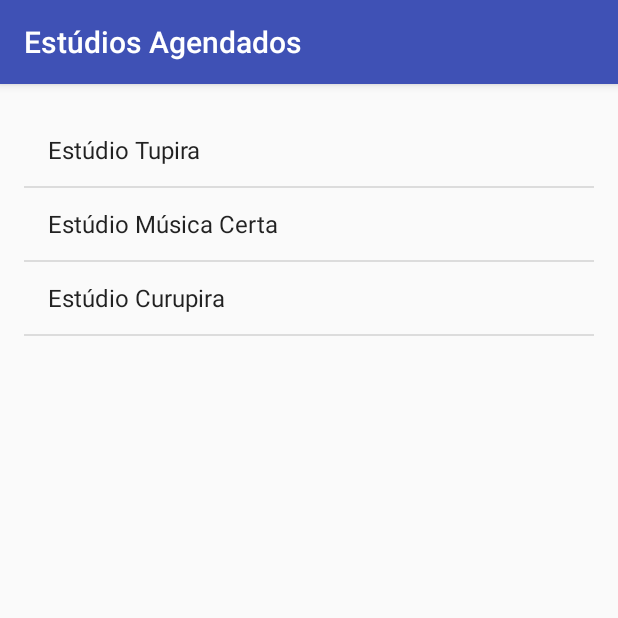
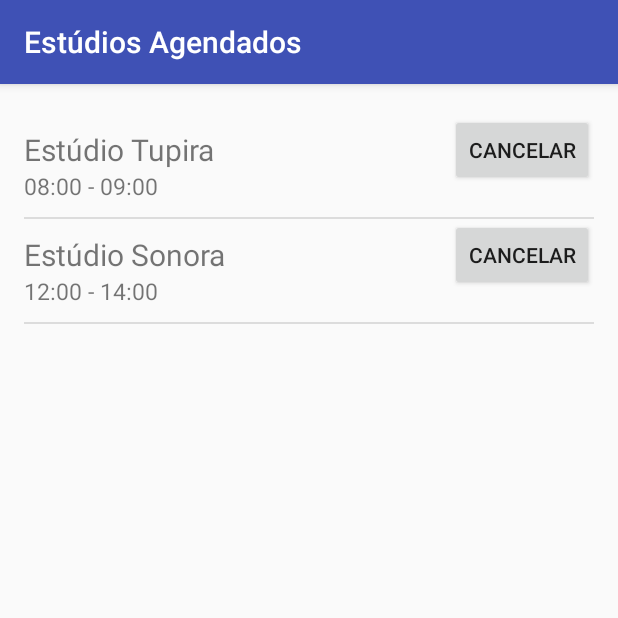
Before and after one commit to liviafonseca/CacaEstudio3, an Android app: the screen it shows after launch (AgendadosActivity), in the side drawer, after a tap on "Estúdios Agendados", on a phone screen of 412 x 824 dp, the top half of it. Run offline under Robolectric (Android 15) with nearby library versions, the phone set to English and light mode, and no system bars.

Commit message:
aprimorando a lista de agendados

```diff
--- a/app/src/main/java/br/com/pos/cacaestudio/AgendadosActivity.java
+++ b/app/src/main/java/br/com/pos/cacaestudio/AgendadosActivity.java
@@ -10,6 +10,13 @@ import android.widget.Button;
 import android.widget.ListView;
 import android.widget.Toast;
 
+import java.util.ArrayList;
+import java.util.List;
+
+import br.com.pos.cacaestudio.adapter.AgendadosAdapter;
+import br.com.pos.cacaestudio.adapter.EstudiosAdapter;
+import br.com.pos.cacaestudio.modelo.Estudio;
+
 public class AgendadosActivity extends AppCompatActivity {
 
     @Override
@@ -17,14 +24,17 @@ public class AgendadosActivity extends AppCompatActivity {
         super.onCreate(savedInstanceState);
         setContentView(R.layout.activity_agendados);
 
+        //Lista de Estúdios
+        Estudio estudio1 = new Estudio("Estúdio Tupira", "08:00 - 09:00");
+        Estudio estudio2 = new Estudio("Estúdio Sonora", "12:00 - 14:00");
+        List<Estudio> estudios = new ArrayList<Estudio>();
+        estudios.add(estudio1);
+        estudios.add(estudio2);
+
+        //Adapter da Lista
         ListView listaEstudios = findViewById(R.id.lista_estudios_agendados);
-
-        //Populando lista de forma estática
-        String[] estudios = {"Estúdio Tupira", "Estúdio Música Certa", "Estúdio Curupira"};
-        ArrayAdapter<String> adapter =
-                new ArrayAdapter<String>(this,android.R.layout.simple_list_item_1, estudios);
+        AgendadosAdapter adapter = new AgendadosAdapter(this,estudios);
         listaEstudios.setAdapter(adapter);
-
 
 
     }
--- /dev/null
+++ b/app/src/main/java/br/com/pos/cacaestudio/adapter/AgendadosAdapter.java
@@ -0,0 +1,67 @@
+package br.com.pos.cacaestudio.adapter;
+
+import android.content.Context;
+import android.view.LayoutInflater;
+import android.view.View;
+import android.view.ViewGroup;
+import android.widget.BaseAdapter;
+import android.widget.ImageView;
+import android.widget.TextView;
+
+import java.util.List;
+
+import br.com.pos.cacaestudio.R;
+import br.com.pos.cacaestudio.modelo.Estudio;
+
+/**
+ * Created by livia on 17/02/2018.
+ */
+
+public class AgendadosAdapter extends BaseAdapter {
+
+    private final Context context;
+    private final List<Estudio> estudios;
+
+    public AgendadosAdapter(Context context, List<Estudio> estudios){
+        this.context = context;
+        this.estudios = estudios;
+    }
+
+
+    @Override
+    public int getCount() {
+        return estudios.size();
+    }
+
+    @Override
+    public Object getItem(int position) {
+        return estudios.get(position);
+    }
+
+    @Override
+    public long getItemId(int position) {
+        return estudios.get(position).getId();
+    }
+
+    @Override
+    public View getView(int position, View convertView, ViewGroup parent) {
+
+        Estudio estudio = estudios.get(position);
+
+        LayoutInflater inflater = LayoutInflater.from(context);
+
+        View view = convertView;
+        if(view == null){
+            view = inflater.inflate(R.layout.layout_lista_agendados, parent, false);
+        }
+
+        TextView campoNome = view.findViewById(R.id.agendados_nome);
+        TextView campoHora = view.findViewById(R.id.agendados_hr);
+
+        campoNome.setText(estudio.getNome());
+        campoHora.setText(estudio.getHora());
+
+        return view;
+    }
+
+}
--- a/app/src/main/java/br/com/pos/cacaestudio/modelo/Estudio.java
+++ b/app/src/main/java/br/com/pos/cacaestudio/modelo/Estudio.java
@@ -10,11 +10,17 @@ public class Estudio {
     private String nome;
     private String endereco;
     private String preco;
+    private String hora;
 
     public Estudio(String nome, String endereco, String preco) {
         this.nome = nome;
         this.endereco = endereco;
         this.preco = preco;
+    }
+
+    public Estudio(String nome, String hora) {
+        this.nome = nome;
+        this.hora = hora;
     }
 
     public int getId() {
@@ -49,5 +55,11 @@ public class Estudio {
         this.preco = preco;
     }
 
+    public String getHora() {
+        return hora;
+    }
 
+    public void setHora(String hora) {
+        this.hora = hora;
+    }
 }
--- a/app/src/main/res/layout/activity_agendados.xml
+++ b/app/src/main/res/layout/activity_agendados.xml
@@ -1,6 +1,5 @@
 <?xml version="1.0" encoding="utf-8"?>
 <RelativeLayout xmlns:android="http://schemas.android.com/apk/res/android"
-    xmlns:app="http://schemas.android.com/apk/res-auto"
     xmlns:tools="http://schemas.android.com/tools"
     android:layout_width="match_parent"
     android:layout_height="match_parent"
@@ -9,16 +8,10 @@
     android:layout_marginLeft="16dp"
     android:layout_marginRight="16dp">
 
-
-
-        <ListView
-            android:id="@+id/lista_estudios_agendados"
-            android:layout_width="match_parent"
-            android:layout_height="match_parent">
-
-
-
-
+    <ListView
+        android:id="@+id/lista_estudios_agendados"
+        android:layout_width="match_parent"
+        android:layout_height="match_parent">
     </ListView>
 
 </RelativeLayout>
--- a/app/src/main/res/layout/layout_lista_agendados.xml
+++ b/app/src/main/res/layout/layout_lista_agendados.xml
@@ -9,7 +9,7 @@
     android:layout_marginLeft="16dp"
     android:layout_marginRight="16dp">
 
-    <RelativeLayout
+    <LinearLayout
         android:layout_width="wrap_content"
         android:layout_height="wrap_content"
         android:orientation="vertical">
@@ -18,15 +18,18 @@
             android:id="@+id/agendados_nome"
             android:layout_width="wrap_content"
             android:layout_height="wrap_content"
-            android:textSize="20sp"/>
+            android:textSize="20sp"
+            android:layout_marginTop="10dp"/>
         <TextView
             android:id="@+id/agendados_hr"
             android:layout_width="wrap_content"
             android:layout_height="wrap_content"
-            android:textSize="15sp"/>
-    </RelativeLayout>
+            android:textSize="15sp"
+            android:layout_marginBottom="10dp"/>
+    </LinearLayout>
 
     <Button
+        android:id="@+id/agendados_btn_cancelar"
         android:layout_width="wrap_content"
         android:layout_height="wrap_content"
         android:layout_alignParentRight="true"
```
